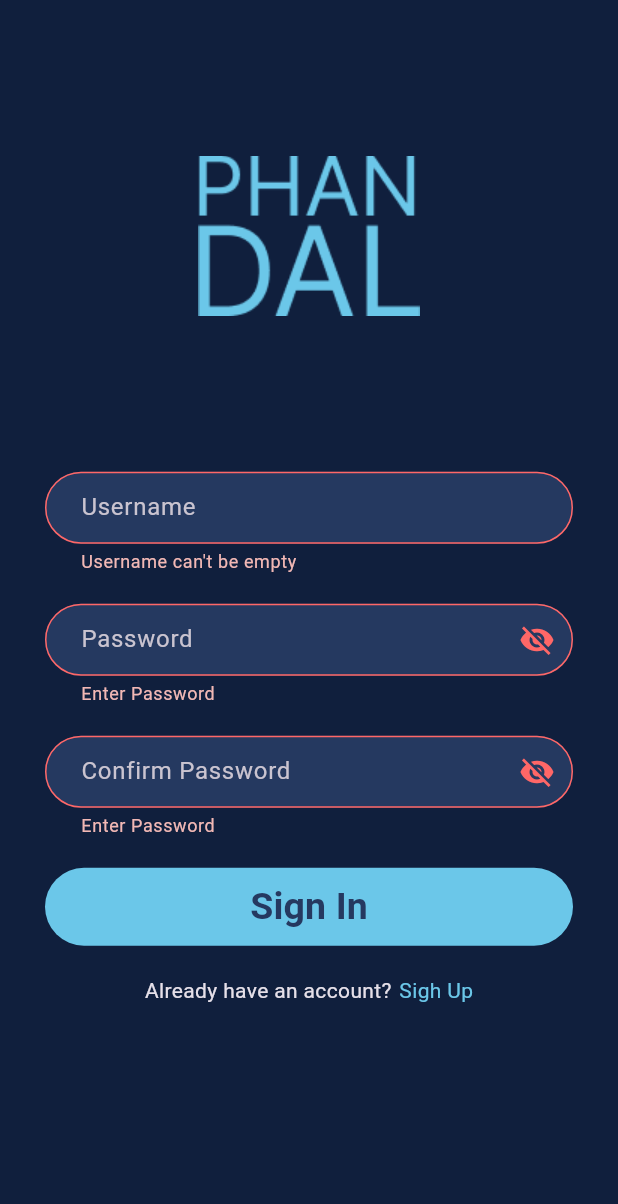
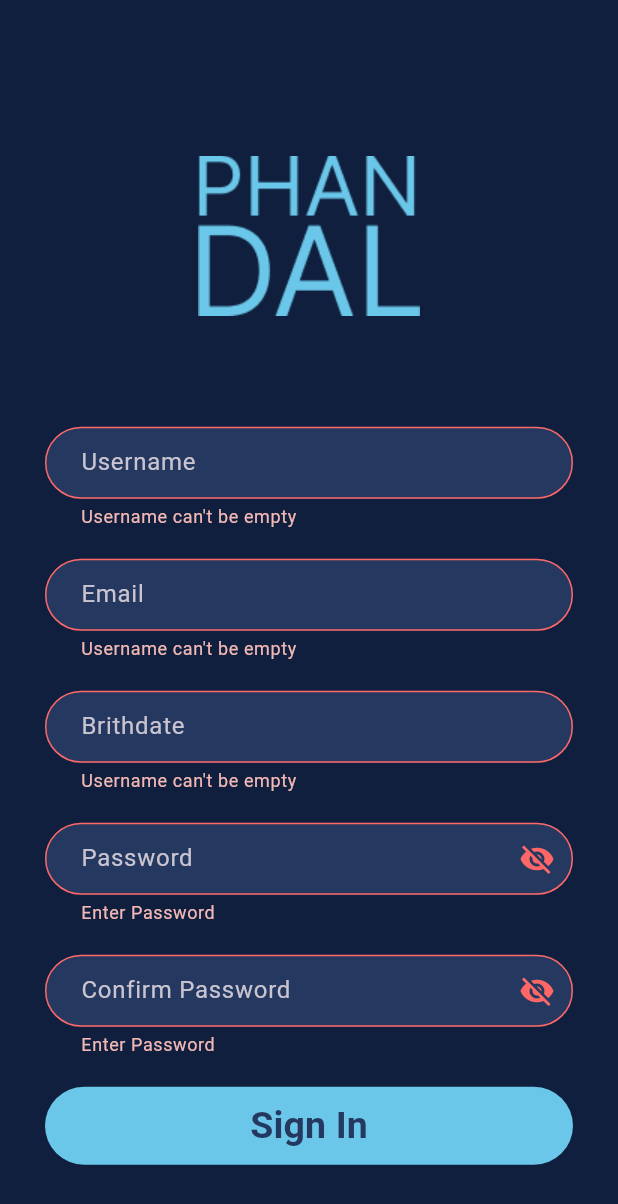
Before and after one commit to Lubpui/phandal_frontend, a Flutter app: the screen it shows after launch, after a tap on "Sign In", on a phone screen of 412 x 824 dp. Shown: the top 1204 px of the screen. Run offline on Flutter 3.47's test engine with Material 3 defaults, Android fonts, the phone set to English and light mode, and no system bars; our stand-ins replace iconsax, percent_indicator.

Commit message:
Regsiter_test2

```diff
--- a/lib/pages/register_page.dart
+++ b/lib/pages/register_page.dart
@@ -50,14 +50,101 @@ class _LoginPageState extends State<RegisterPage> {
             child: ListView(
               children: [
                 const Image(image: AssetImage('assets/logo.png')),
+                TextFormField(
+                  controller: usernameController,
+                  decoration: InputDecoration(
+                    contentPadding: const EdgeInsets.only(left: 20),
+                    hintText: "Username",
+                    filled: true,
+                    fillColor: Color(0xFF253960),
+                    border: OutlineInputBorder(
+                      borderRadius: BorderRadius.circular(25),
+                    ),
+                    enabledBorder: OutlineInputBorder(
+                      borderRadius: BorderRadius.circular(25),
+                      borderSide: BorderSide.none,
+                    ),
+                    focusedBorder: OutlineInputBorder(
+                      borderRadius: BorderRadius.circular(25),
+                      borderSide: BorderSide(
+                        color: Color(0xFF6BC7E9),
+                      ),
+                    ),
+                    errorBorder: OutlineInputBorder(
+                      borderRadius: BorderRadius.circular(25),
+                      borderSide: BorderSide(
+                        color: Color(0xFFFF6767),
+                      ),
+                    ),
+                  ),
+                  validator: (value) {
+                    String error = '';
+                    if (value!.isEmpty) {
+                      error = "Username can't be empty";
+                    } else if (value.length < 6 || value.length > 20) {
+                      error =
+                          "Username must be between 6 and 20 characters long";
+                    }
+                    setState(() {
+                      errorMessage.username = error;
+                    });
+
+                    return error;
+                  },
+                ),
                 const SizedBox(
-                  height: 30,
+                  height: 20,
                 ),
                 TextFormField(
                   controller: usernameController,
                   decoration: InputDecoration(
                     contentPadding: const EdgeInsets.only(left: 20),
-                    hintText: "Username",
+                    hintText: "Email",
+                    filled: true,
+                    fillColor: Color(0xFF253960),
+                    border: OutlineInputBorder(
+                      borderRadius: BorderRadius.circular(25),
+                    ),
+                    enabledBorder: OutlineInputBorder(
+                      borderRadius: BorderRadius.circular(25),
+                      borderSide: BorderSide.none,
+                    ),
+                    focusedBorder: OutlineInputBorder(
+                      borderRadius: BorderRadius.circular(25),
+                      borderSide: BorderSide(
+                        color: Color(0xFF6BC7E9),
+                      ),
+                    ),
+                    errorBorder: OutlineInputBorder(
+                      borderRadius: BorderRadius.circular(25),
+                      borderSide: BorderSide(
+                        color: Color(0xFFFF6767),
+                      ),
+                    ),
+                  ),
+                  validator: (value) {
+                    String error = '';
+                    if (value!.isEmpty) {
+                      error = "Username can't be empty";
+                    } else if (value.length < 6 || value.length > 20) {
+                      error =
+                          "Username must be between 6 and 20 characters long";
+                    }
+                    setState(() {
+                      errorMessage.username = error;
+                    });
+
+                    return error;
+                  },
+                ),
+                const SizedBox(
+                  height: 20,
+                ),
+                TextFormField(
+                  controller: usernameController,
+                  decoration: InputDecoration(
+                    contentPadding: const EdgeInsets.only(left: 20),
+                    hintText: "Brithdate",
                     filled: true,
                     fillColor: Color(0xFF253960),
                     border: OutlineInputBorder(
```
